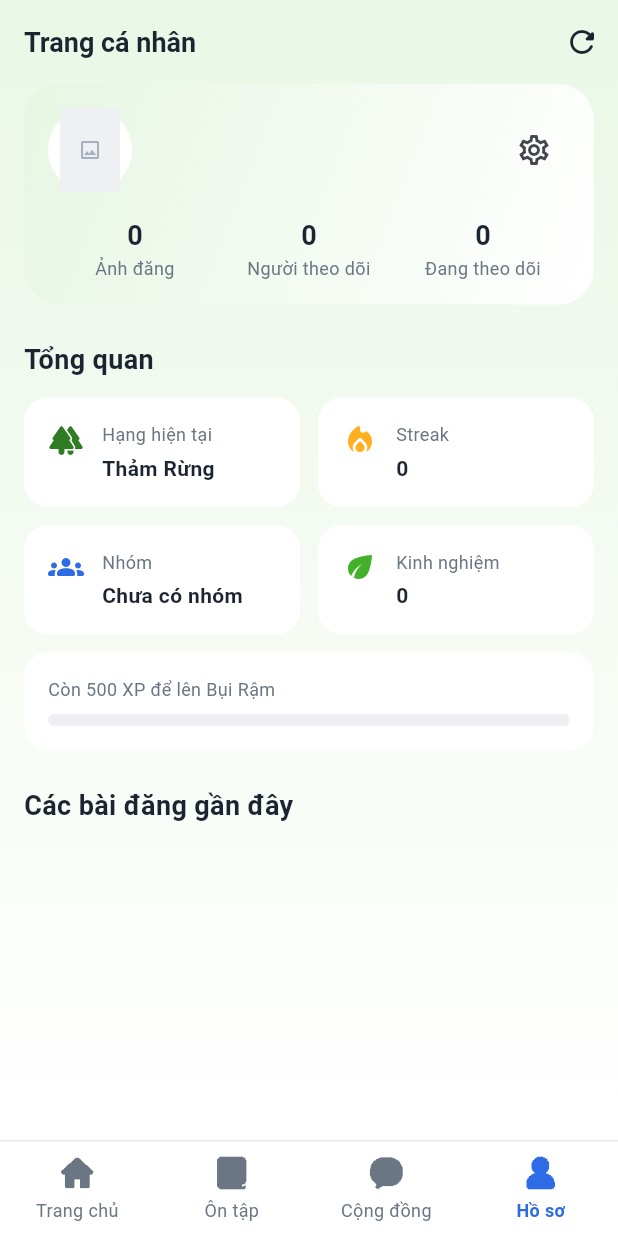
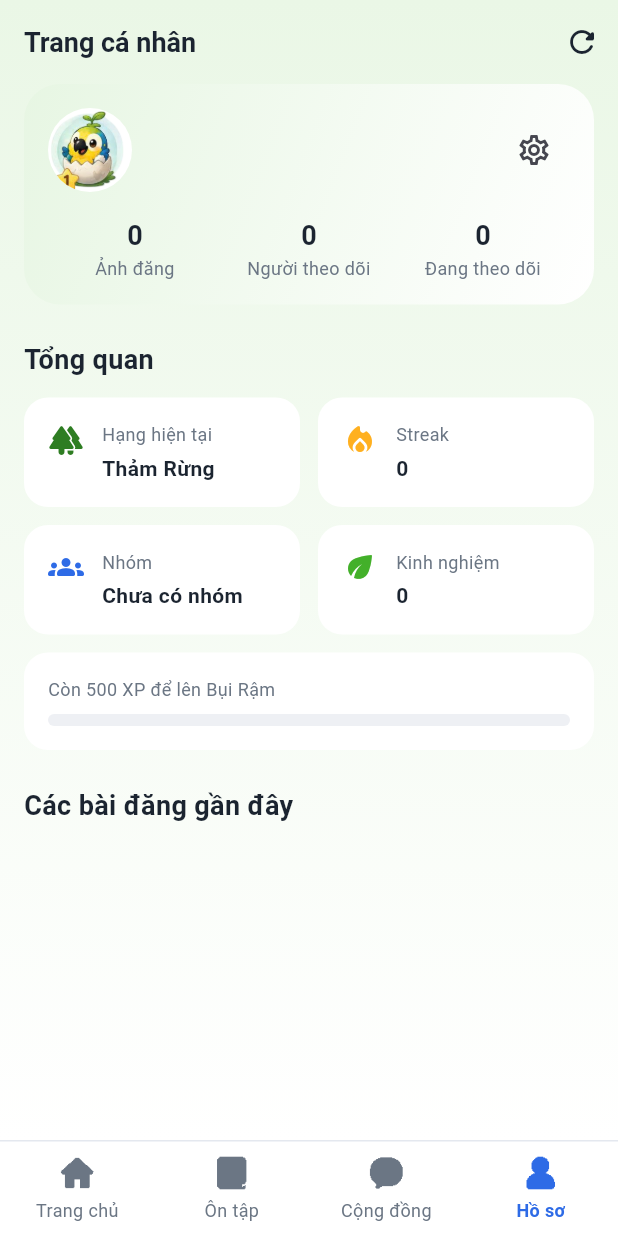
Before and after one commit to khanh11-int/Parrot-English-App, a Flutter app: the screen it shows once a user with an empty profile is signed in, item 4 of the bottom bar chosen, on a phone screen of 412 x 824 dp. Run offline on Flutter 3.47's test engine with Material 3 defaults, Android fonts, the phone set to English and light mode, and no system bars; our stand-ins replace cloud_firestore, dio, firebase_auth, firebase_core, flutter_riverpod, go_router; accounts and stored records are empty.

Commit message:
feat: avatar đổi theo hạng, sửa avatar hồ sơ bị vỡ
Hai lỗi trong một chỗ:

1. Avatar ở Hồ sơ hiện ô xám vỡ ảnh. `UserDocument.toEntity` đưa thẳng
   `avatarUrl` sang `avatarAsset`, mà tài khoản mới luôn có `avatarUrl` rỗng
   (`initialFor` ghi chuỗi rỗng) — `AppImage` nhận chuỗi rỗng là rơi vào
   `errorBuilder`.

2. Bảng xếp hạng ai cũng cùng một mặt vẹt: repository gán cứng
   `AppAssets.stickerHello` cho mọi hàng.

Thêm `RankAvatar`: chọn ảnh theo `ForestRank.fromExperience(xp)` nên lên hạng
là avatar đổi theo — vẹt nở từ trứng ở Thảm Rừng tới lúc đội vương miện ở
Vượt Tán. Có ảnh người dùng tự đặt thì ưu tiên ảnh đó; rỗng thì dùng huy
hiệu. Dùng ở Hồ sơ và mọi hàng Bảng xếp hạng.

Hạng suy từ XP chứ không lưu riêng, nên avatar không thể lệch với nhãn hạng
và thanh tiến độ — cùng một nguồn số.

Hai bản mock cũng đổi `avatarAsset` thành rỗng để test đi qua đúng đường của
dữ liệu thật; XP trong mock bảng xếp hạng trải qua 3 hạng để thấy avatar đổi.
Dùng `BoxFit.cover` vì huy hiệu có nền bo góc riêng, `contain` sẽ để lộ viền
nền vuông lệch ra khỏi vòng tròn.

```diff
--- a/lib/features/community/data/repositories/firebase_community_repository.dart
+++ b/lib/features/community/data/repositories/firebase_community_repository.dart
@@ -1,6 +1,5 @@
 import 'package:cloud_firestore/cloud_firestore.dart';
 
-import '../../../../core/constants/app_assets.dart';
 import '../../../../core/constants/app_labels.dart';
 import '../../../../core/error/failure.dart';
 import '../../../auth/domain/repositories/auth_repository.dart';
@@ -45,7 +44,10 @@ class FirebaseCommunityRepository implements CommunityRepository {
           LeaderboardEntry(
             rank: i + 1,
             name: name is String && name.isNotEmpty ? name : 'Người học',
-            avatarAsset: AppAssets.stickerHello,
+            // Rỗng = chưa có ảnh tự đặt; `RankAvatar` sẽ dùng huy hiệu
+            // hạng suy từ XP. Trước đây gán cứng một sticker nên cả bảng xếp
+            // hạng ai cũng cùng một mặt.
+            avatarAsset: '',
             experience: switch (data['experience']) {
               final num value => value.toInt(),
               _ => 0,
--- a/lib/features/profile/data/repositories/profile_mock_repository.dart
+++ b/lib/features/profile/data/repositories/profile_mock_repository.dart
@@ -1,4 +1,3 @@
-import '../../../../core/constants/app_assets.dart';
 import '../../../auth/domain/entities/app_user.dart';
 import '../../domain/entities/user_profile.dart';
 import '../../domain/repositories/profile_repository.dart';
@@ -22,7 +21,9 @@ class ProfileMockRepository implements ProfileRepository {
 
     return const UserProfile(
       name: 'Công Tình',
-      avatarAsset: AppAssets.stickerCheer,
+      // Rỗng như tài khoản thật chưa đặt ảnh: `RankAvatar` dùng huy hiệu hạng.
+      // 568 XP là hạng Bụi Rậm nên hiện `ranks/level-2.png`.
+      avatarAsset: '',
       postCount: 18,
       followerCount: 1,
       followingCount: 5,
--- a/lib/features/profile/presentation/pages/profile_page.dart
+++ b/lib/features/profile/presentation/pages/profile_page.dart
@@ -7,7 +7,7 @@ import '../../../../core/router/app_routes.dart';
 import '../../../../core/theme/app_colors.dart';
 import '../../../../core/theme/app_spacing.dart';
 import '../../../../core/theme/app_text_styles.dart';
-import '../../../../shared/widgets/app_image.dart';
+import '../../../../shared/widgets/rank_avatar.dart';
 import '../../../../shared/widgets/app_linear_progress.dart';
 import '../../../../shared/widgets/async_value_view.dart';
 import '../../../../shared/widgets/section_header.dart';
@@ -92,10 +92,10 @@ class _ProfileHeaderCard extends StatelessWidget {
         children: [
           Row(
             children: [
-              CircleAvatar(
-                radius: 28,
-                backgroundColor: AppColors.bgBase,
-                child: AppImage(source: profile.avatarAsset, width: 40),
+              RankAvatar(
+                rank: profile.rank,
+                size: 56,
+                avatarAsset: profile.avatarAsset,
               ),
               const SizedBox(width: AppSpacing.md),
               Expanded(
--- /dev/null
+++ b/lib/shared/widgets/rank_avatar.dart
@@ -0,0 +1,71 @@
+import 'package:flutter/material.dart';
+
+import '../../core/constants/app_assets.dart';
+import '../../core/constants/app_labels.dart';
+import '../../core/theme/app_colors.dart';
+import 'app_image.dart';
+
+/// Avatar tròn của một người học, **đổi theo hạng tầng rừng**.
+///
+/// Vẹt lớn dần theo hạng: nở từ trứng ở Thảm Rừng, tới Vượt Tán thì đội vương
+/// miện. Người học nhìn avatar là biết mình đang ở đâu, không phải mở Hồ sơ ra
+/// đọc chữ.
+///
+/// Hạng suy từ XP (`ForestRank.fromExperience`) nên không thể lệch với thanh
+/// tiến độ hay nhãn hạng — cùng một nguồn số.
+class RankAvatar extends StatelessWidget {
+  const RankAvatar({
+    super.key,
+    required this.rank,
+    required this.size,
+    this.avatarAsset = '',
+    this.backgroundColor = AppColors.bgBase,
+  });
+
+  /// Dựng avatar trực tiếp từ XP, cho chỗ chỉ có số XP trong tay.
+  RankAvatar.fromExperience({
+    Key? key,
+    required int experience,
+    required double size,
+    String avatarAsset = '',
+    Color backgroundColor = AppColors.bgBase,
+  }) : this(
+         key: key,
+         rank: ForestRank.fromExperience(experience),
+         size: size,
+         avatarAsset: avatarAsset,
+         backgroundColor: backgroundColor,
+       );
+
+  final ForestRank rank;
+
+  /// Đường kính vòng tròn.
+  final double size;
+
+  /// Ảnh người dùng tự đặt. **Rỗng là chuyện bình thường** — tài khoản mới có
+  /// `avatarUrl` rỗng — lúc đó dùng huy hiệu hạng. Trước đây chỗ này đưa thẳng
+  /// chuỗi rỗng cho `AppImage` nên hồ sơ hiện một ô xám vỡ ảnh.
+  final String avatarAsset;
+
+  final Color backgroundColor;
+
+  @override
+  Widget build(BuildContext context) {
+    return CircleAvatar(
+      radius: size / 2,
+      backgroundColor: backgroundColor,
+      child: ClipOval(
+        child: AppImage(
+          source: avatarAsset.isNotEmpty
+              ? avatarAsset
+              : AppAssets.rankBadge(rank.index),
+          width: size,
+          height: size,
+          // `cover` chứ không `contain`: huy hiệu hạng có nền bo góc riêng, để
+          // `contain` thì thấy viền nền vuông lệch ra khỏi vòng tròn.
+          fit: BoxFit.cover,
+        ),
+      ),
+    );
+  }
+}
```
Also changed, not shown: lib/features/community/data/repositories/community_mock_repository.dart (+18 -25 lines), lib/features/community/presentation/widgets/leaderboard_tab.dart (+5 -4 lines), 3 other files.
